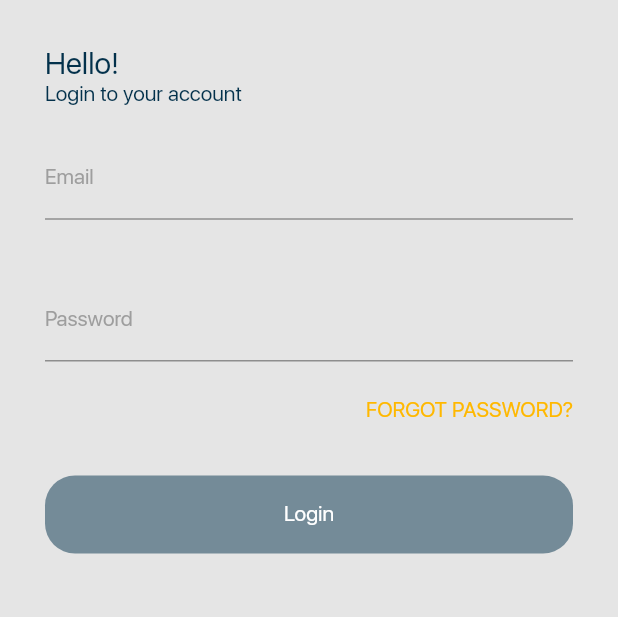
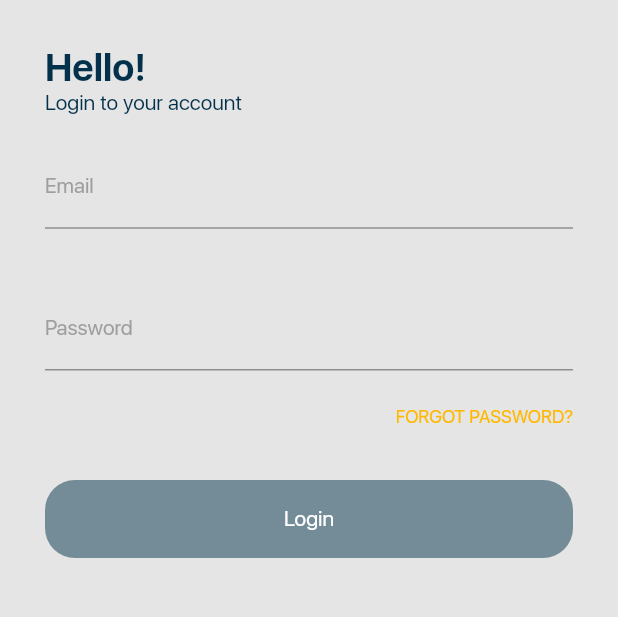
Before and after one commit to agbamajeremiah/stock-app, a Flutter app: the screen it shows after launch, on a phone screen of 412 x 824 dp, the part 309-926 px from its top. Run offline on Flutter 3.47's test engine with Material 2 defaults, Android fonts, the phone set to English and light mode, and no system bars; our stand-ins replace device_preview, flutter_svg, gap, lottie; missing offline and left inert: shared_preferences_web.

Commit message:
Fix: login screen UI

```diff
--- a/lib/ui/views/auth/presentation/pages/login_screen.dart
+++ b/lib/ui/views/auth/presentation/pages/login_screen.dart
@@ -97,7 +97,8 @@ class _LoginScreenState extends State<LoginScreen> {
                           CustomText(
                             'Hello!',
                             color: AppColors.primaryColor,
-                            fontSize: 20,
+                            fontSize: 25,
+                            fontWeight: FontWeight.w700,
                           ),
                           BodyText('Login to your account'),
                           const Gap(20),
@@ -135,7 +136,7 @@ class _LoginScreenState extends State<LoginScreen> {
                           const Gap(5),
                           Align(
                             alignment: Alignment.centerRight,
-                            child: BodyText(
+                            child: SmallText(
                               'FORGOT PASSWORD?',
                               color: AppColors.secondaryColor,
                             ),
```
